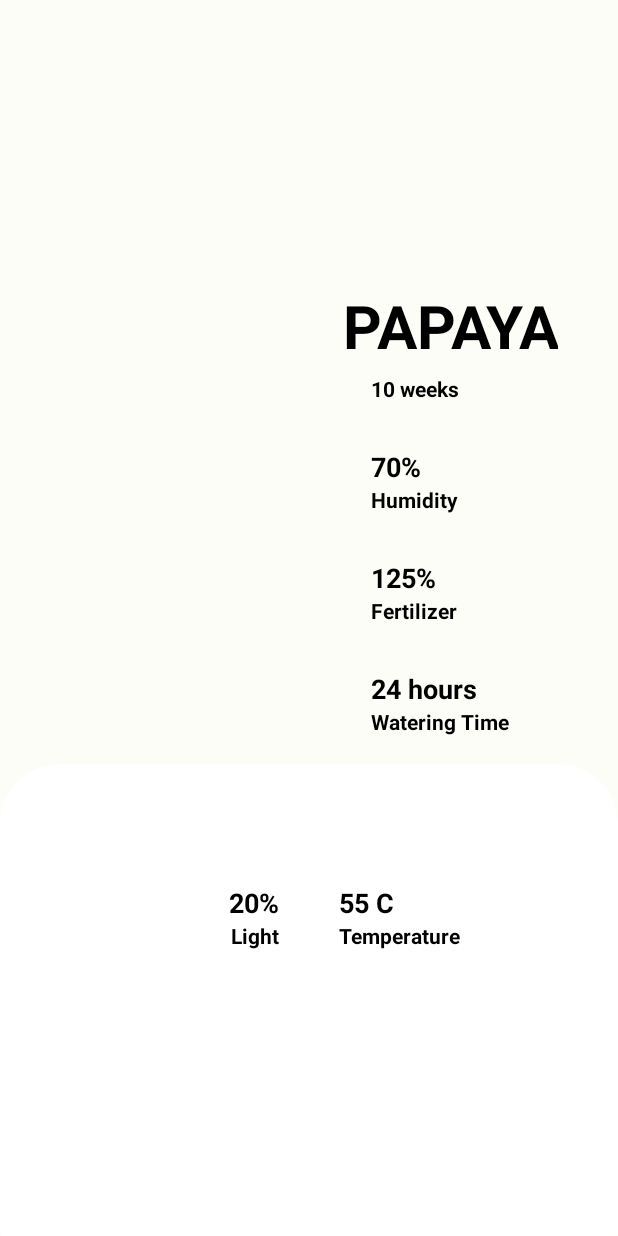
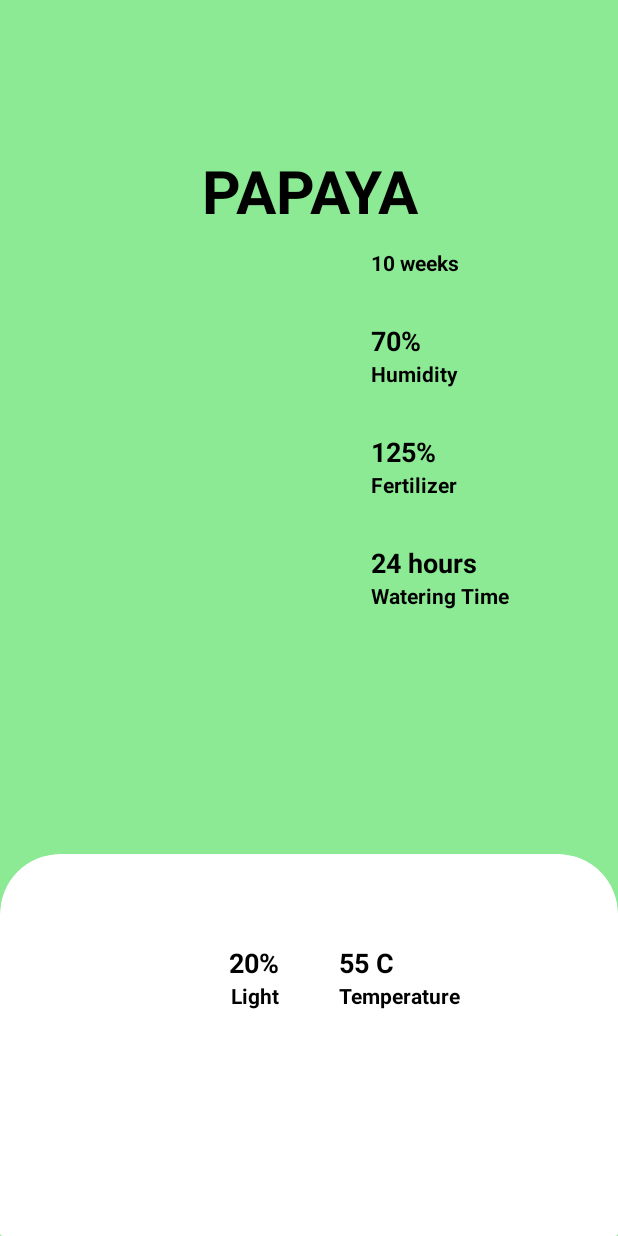
Before and after one commit to 5u00n/Contracted_Farming, an Android app: the fragment PlantPopupFirstFragment shown on its own in the app's theme, on a phone screen of 412 x 824 dp. Run offline under Robolectric (Android 15) with nearby library versions, the phone set to English and light mode, and no system bars.

Commit message:
fix view for the plant and accessing checked farms from the list view from in the activity

```diff
--- a/app/src/main/res/layout/activity_farmer_select_farm.xml
+++ b/app/src/main/res/layout/activity_farmer_select_farm.xml
@@ -55,11 +55,11 @@
         android:layout_marginTop="180dp">
 
         <ListView
-            android:layout_weight="1"
             android:id="@+id/farmer_select_farm_popup_listView"
             android:layout_width="match_parent"
             android:layout_height="wrap_content"
-            android:layout_marginHorizontal="20dp"/>
+            android:divider="@null"
+            />
 
         <Button
             android:id="@+id/farmer_select_farm_popup_add_farm"
--- a/app/src/main/res/layout/fragment_plant_popup_first.xml
+++ b/app/src/main/res/layout/fragment_plant_popup_first.xml
@@ -3,38 +3,41 @@
     xmlns:card_view="http://schemas.android.com/apk/res-auto"
     android:layout_width="match_parent"
     android:layout_height="match_parent"
-    android:layout_gravity="center">
+    android:layout_gravity="center"
+    android:background="#C86EE67A">
+
 
     <ImageView
+        android:id="@+id/fragment_plant_popup_first_img"
+        android:layout_width="240dp"
+        android:layout_height="wrap_content"
+        android:layout_marginTop="150dp"
+        android:layout_marginEnd="111dp"
+        android:layout_weight="2"
+        android:adjustViewBounds="true"
         android:padding="1dp"
-        android:id="@+id/fragment_plant_popup_first_img"
-        android:layout_width="match_parent"
-        android:layout_height="wrap_content"
-        android:adjustViewBounds="true"
-        android:layout_weight="2"
-        android:layout_marginRight="162dp"
-        android:layout_marginBottom="380dp"
-        card_view:layout_constraintBottom_toBottomOf="parent"
         card_view:layout_constraintEnd_toEndOf="parent"
-        card_view:layout_constraintStart_toStartOf="parent"/>
-
+        card_view:layout_constraintHorizontal_bias="0.0"
+        card_view:layout_constraintStart_toStartOf="parent"
+        card_view:layout_constraintTop_toTopOf="parent" />
     <LinearLayout
         android:layout_width="match_parent"
         android:layout_height="400dp"
-        android:layout_marginBottom="200dp"
+        android:layout_marginTop="140dp"
         android:orientation="horizontal"
         android:paddingTop="25dp"
         android:weightSum="5"
-        card_view:layout_constraintBottom_toBottomOf="parent"
         card_view:layout_constraintEnd_toEndOf="parent"
-        card_view:layout_constraintStart_toStartOf="parent">
+        card_view:layout_constraintHorizontal_bias="0.0"
+        card_view:layout_constraintStart_toStartOf="parent"
+        card_view:layout_constraintTop_toTopOf="parent">
 
         <ImageView
             android:id="@+id/fragment_plant_popup_first_img2"
             android:layout_width="match_parent"
             android:layout_height="wrap_content"
             android:layout_weight="2"
-            android:visibility="invisible"/>
+            android:visibility="invisible" />
 
         <LinearLayout
             android:layout_width="match_parent"
@@ -98,29 +101,26 @@
 
     </LinearLayout>
 
-
-
-
-
     <TextView
         android:id="@+id/fragment_plant_popup_first_name"
         android:layout_width="match_parent"
         android:layout_height="wrap_content"
-        android:layout_marginBottom="580dp"
-        android:gravity="right"
+        android:layout_marginTop="100dp"
+        android:gravity="center"
         android:paddingLeft="40dp"
         android:paddingRight="40dp"
         android:text="PAPAYA"
         android:textSize="40sp"
         android:textStyle="bold"
-        card_view:layout_constraintBottom_toBottomOf="parent"
         card_view:layout_constraintEnd_toEndOf="parent"
-        card_view:layout_constraintStart_toStartOf="parent" />
+        card_view:layout_constraintHorizontal_bias="0.0"
+        card_view:layout_constraintStart_toStartOf="parent"
+        card_view:layout_constraintTop_toTopOf="parent" />
 
     <androidx.cardview.widget.CardView
 
         android:layout_width="match_parent"
-        android:layout_height="350dp"
+        android:layout_height="300dp"
         android:layout_gravity="center"
         card_view:cardBackgroundColor="@android:color/transparent"
         card_view:cardElevation="0dp"
@@ -130,7 +130,7 @@
         <androidx.cardview.widget.CardView
             android:id="@+id/card_view_inner"
             android:layout_width="match_parent"
-            android:layout_height="400dp"
+            android:layout_height="330dp"
             android:layout_gravity="center"
             android:layout_marginTop="60dp"
             card_view:cardBackgroundColor="@color/white"
@@ -140,7 +140,7 @@
             <LinearLayout
                 android:layout_width="match_parent"
                 android:layout_height="match_parent"
-                android:layout_marginTop="50dp"
+                android:layout_marginTop="30dp"
                 android:orientation="horizontal">
 
                 <LinearLayout
--- a/app/src/main/res/layout/view_listview_farmer_farm.xml
+++ b/app/src/main/res/layout/view_listview_farmer_farm.xml
@@ -3,7 +3,8 @@
     xmlns:android="http://schemas.android.com/apk/res/android"
     xmlns:app="http://schemas.android.com/apk/res-auto"
     android:layout_width="match_parent"
-    android:layout_height="100dp"
+    android:layout_height="110dp"
+    android:background="@android:color/transparent"
 
 
    >
@@ -12,9 +13,12 @@
         android:layout_width="match_parent"
         android:layout_height="100dp"
         app:cardCornerRadius="10dp"
+        android:layout_marginHorizontal="20dp"
         android:id="@+id/view_select_farm_listview_card"
+        android:layout_marginVertical="5dp"
         >
         <LinearLayout
+            android:background="@android:color/transparent"
             android:layout_width="match_parent"
             android:layout_height="match_parent"
             android:orientation="horizontal">
```
Also changed, not shown: app/src/main/java/com/ashish/contractedfarming/Farmer/Dashboard/ExplorePlants/PlantAddition/FarmerSelectFarmActivity.java (+18 -0 lines), app/src/main/java/com/ashish/contractedfarming/Farmer/Dashboard/ExplorePlants/PlantAddition/FarmerSelectFarmListViewAdapter.java (+21 -2 lines).
